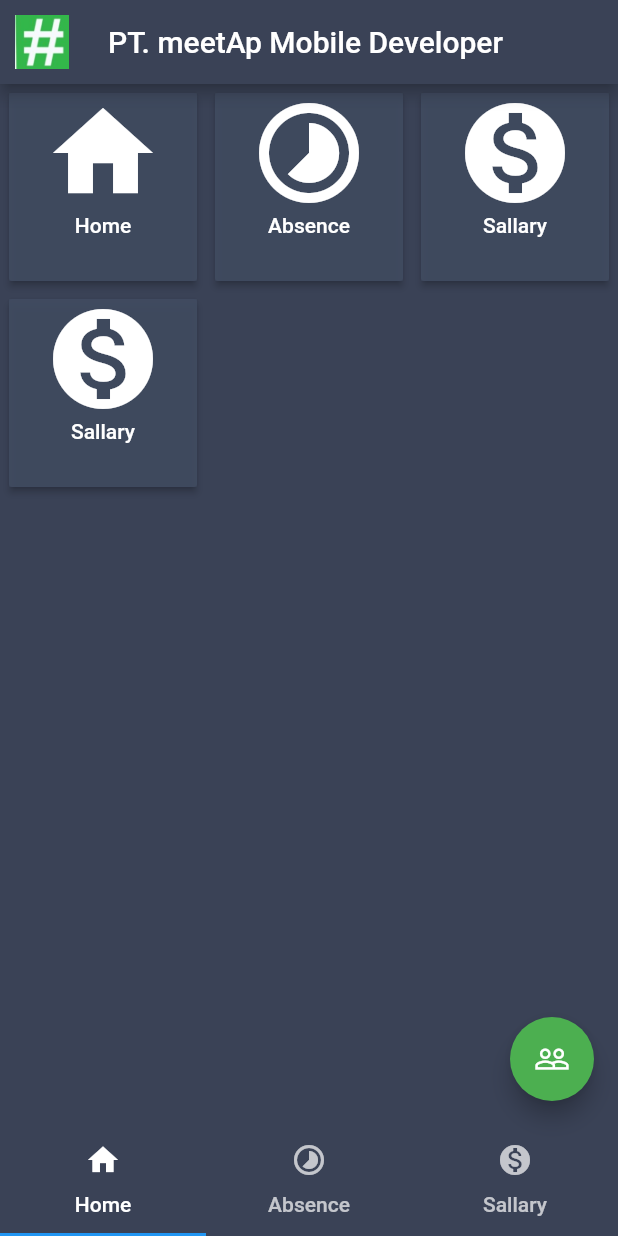
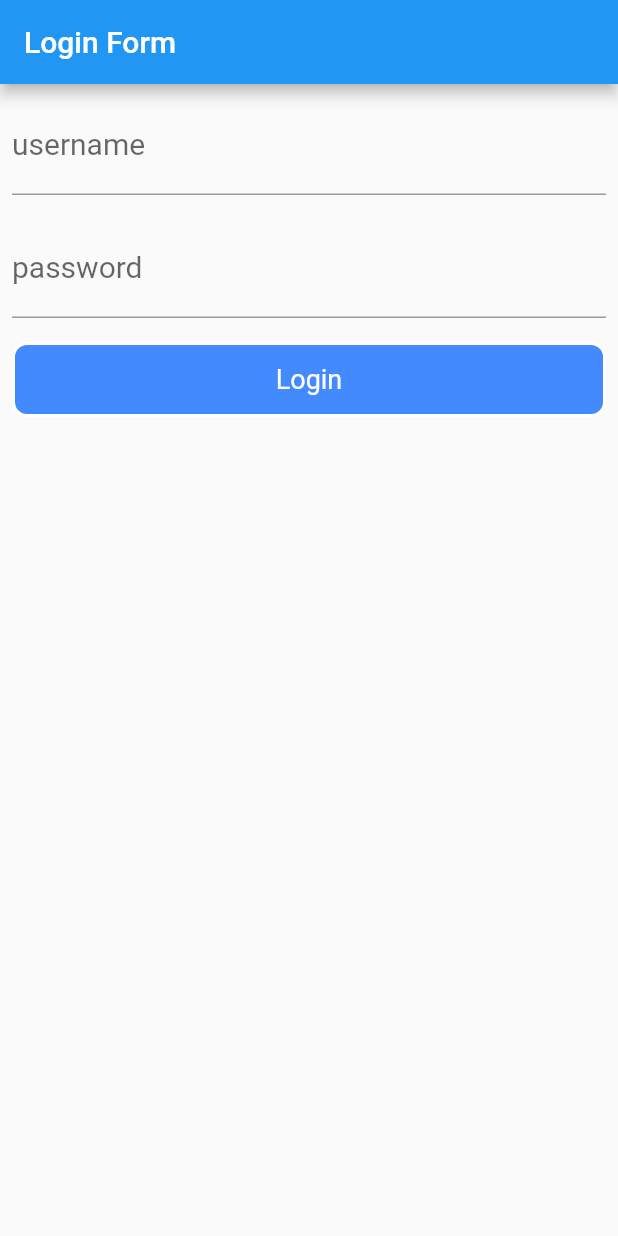
Before and after one commit to jokoss92/meetap_pertemuan3, a Flutter app: the screen it shows after launch, on a phone screen of 412 x 824 dp. Run offline on Flutter 3.47's test engine with Material 2 defaults, Android fonts, the phone set to English and light mode, and no system bars; our stand-ins replace flutter_money_formatter.

Commit message:
Add Login

```diff
--- a/lib/helper/config.dart
+++ b/lib/helper/config.dart
@@ -8,9 +8,18 @@ class strings{
 
   static const String text_home = "Home";
   static const String text_absence = "Absence";
+  static const String text_attendance = "Attendance";
   static const String text_sallary = "Sallary";
   static const String text_profil = "Profile";
   static const String text_login = "Login";
+  static const String text_login_hint = "Pin Code";
+  static const base_url = 'http://192.168.1.86/apiSikar/';
+  static const token =
+      'eyJ0eXAiOiJKV1QiLCJhbGciOiJIUzI1NiJ9.eyJ3ZWIiOiJodHRwOlwvXC9rYWlsaGFtLmNvbSJ9.cGCF3rTk2yvcvL9JYLgQpeONXDRYq5iC0Hj56ENCnI8';
+  static const imageUrl = 'http://192.168.1.86/apiSikar/images/karyawan/';
+  static const imageUrlEmpty =
+      'https://lejeunefoundation.org/wp-content/uploads/2017/06/male.jpg';
+
 }
 
 class colors{
@@ -138,4 +147,5 @@ class absen{
     }
     return result;
   }
-}
+
+  }
--- /dev/null
+++ b/lib/login.dart
@@ -0,0 +1,108 @@
+import 'package:flutter/material.dart';
+
+class Login extends StatefulWidget {
+  @override
+  _LoginState createState() => _LoginState();
+}
+
+class _LoginState extends State<Login> {
+  final formKey = GlobalKey<FormState>();
+  String name = '';
+  String pass = '';
+  @override
+  Widget build(BuildContext context) {
+    return Scaffold(
+      appBar: AppBar(
+        title: Text('Login Form'),
+      ),
+      body: Form(
+        key: formKey,
+        child: Column(
+          children: <Widget>[_username(context), _password(context), _buttonLogin(context)],
+        ),
+      ),
+    );
+  }
+
+  String validatePass(String value){
+    if(value.isEmpty){
+      return 'Password harus diisi';
+    } else
+    if(value.length<4){
+      return 'Password minimal 4 karakter';
+    }
+    return null;
+  }
+
+  void submit(){
+    if(formKey.currentState.validate()){
+      formKey.currentState.save();
+      print('Username : $name');
+      print('Password : $pass');
+    }
+  }
+
+  String validateUser(String value){
+    if(value.isEmpty){
+      return 'Username harus diisi';
+    }
+    return null;
+  }
+
+  Widget _username(BuildContext context) {
+    return Padding(
+      padding: EdgeInsets.all(8.0),
+      child: TextFormField(
+        validator: validateUser,
+        onSaved: (String value) {
+          name = value;
+        },
+        key: Key('username'),
+        decoration:
+            InputDecoration(hintText: 'username', labelText: 'username'),
+        style: TextStyle(fontSize: 20.0, color: Colors.black),
+      ),
+    );
+  }
+
+  Widget _password(BuildContext context) {
+    return Padding(
+      padding: EdgeInsets.all(8.0),
+      child: TextFormField(
+        validator: validatePass,
+        onSaved: (String value) {
+          pass = value;
+        },
+        key: Key('password'),
+        decoration:
+            InputDecoration(hintText: 'password', labelText: 'password'),
+        style: TextStyle(fontSize: 20.0, color: Colors.black),
+      ),
+    );
+  }
+
+  Widget _buttonLogin (BuildContext context){
+    return Padding(
+      padding: EdgeInsets.all(8.0),
+      child: new InkWell(
+        onTap: (){
+          submit();
+        },
+        child: new Container(
+          //width: 100.0,
+          height: 50.0,
+          decoration: new BoxDecoration(
+            color: Colors.blueAccent,
+            border: new Border.all(color: Colors.white, width: 2.0),
+            borderRadius: new BorderRadius.circular(10.0),
+          ),
+          child: new Center(
+            child: new Text('Login',
+            style: new TextStyle
+            (fontSize: 18.0, color: Colors.white),),
+          ),
+        ),
+      ),
+    );
+  }
+}
--- a/lib/main.dart
+++ b/lib/main.dart
@@ -1,4 +1,5 @@
 import 'package:flutter/material.dart';
+import 'package:meetap_sikar/widget/NewEmp.dart';
 import './widget/App.dart';
 
 void main(List<String> args) {
--- a/lib/widget/App.dart
+++ b/lib/widget/App.dart
@@ -1,10 +1,13 @@
 import 'package:flutter/material.dart';
+import 'package:meetap_sikar/login.dart';
 import '../helper/config.dart' as appConfig;
 
 import './Home.dart' as widgetHome;
 import './Absence.dart' as widgetAbsence;
 import './Salary.dart' as widgetSallary;
 import './Profile.dart' as widgetProfile;
+import './NewEmp.dart' as widgetNewEmp;
+
 
 class App extends StatelessWidget{
   @override
@@ -12,10 +15,12 @@ class App extends StatelessWidget{
     return MaterialApp(
       debugShowCheckedModeBanner: false,
       title: appConfig.strings.app_name,
-      home: Layout(),
+      home: Login(),
       //NAVIGATION ROUTE
       routes: <String,WidgetBuilder>{
         '/urlProfile' : (BuildContext context) => widgetProfile.Profile(),
+        '/urlNewEmp' : (BuildContext context) => widgetNewEmp.NewEmp(),
+
       },
     );
   }
--- a/lib/widget/Home.dart
+++ b/lib/widget/Home.dart
@@ -33,13 +33,22 @@ class Home extends StatelessWidget {
             iconSize: 80.0,
             urlWidget: '/urlSallary',
           ),
+          // new customGrid(
+          //   icon: appConfig.icons.icon_sallary,
+          //   iconTitle: appConfig.strings.text_sallary,
+          //   iconColor: appConfig.colors.ColorIcon,
+          //   textColor: appConfig.colors.ColorTeks,
+          //   iconSize: 80.0,
+          //   urlWidget: '/urlSallary',
+          // ),
+          //NEW EMPLOYEE
           new customGrid(
-            icon: appConfig.icons.icon_sallary,
-            iconTitle: appConfig.strings.text_sallary,
+            icon: Icons.people,
+            iconTitle: 'New Employee',
             iconColor: appConfig.colors.ColorIcon,
             textColor: appConfig.colors.ColorTeks,
             iconSize: 80.0,
-            urlWidget: '/urlSallary',
+            urlWidget: '/urlNewEmp',
           ),
         ],
       ),
--- a/pubspec.yaml
+++ b/pubspec.yaml
@@ -24,8 +24,10 @@ dependencies:
   # Use with the CupertinoIcons class for iOS style icons.
   cupertino_icons: ^0.1.2
   url_launcher: ^4.0.3
-  # shared_preferences: ^0.4.2
+  shared_preferences: ^0.4.2
   flutter_money_formatter: ^0.8.2
+  http: 0.12.0+2
+  flutter_html: ^0.8.2
 
 dev_dependencies:
   flutter_test:
```
Also changed, not shown: lib/widget/NewEmp.dart (added, +194 -0 lines), pubspec.lock.
